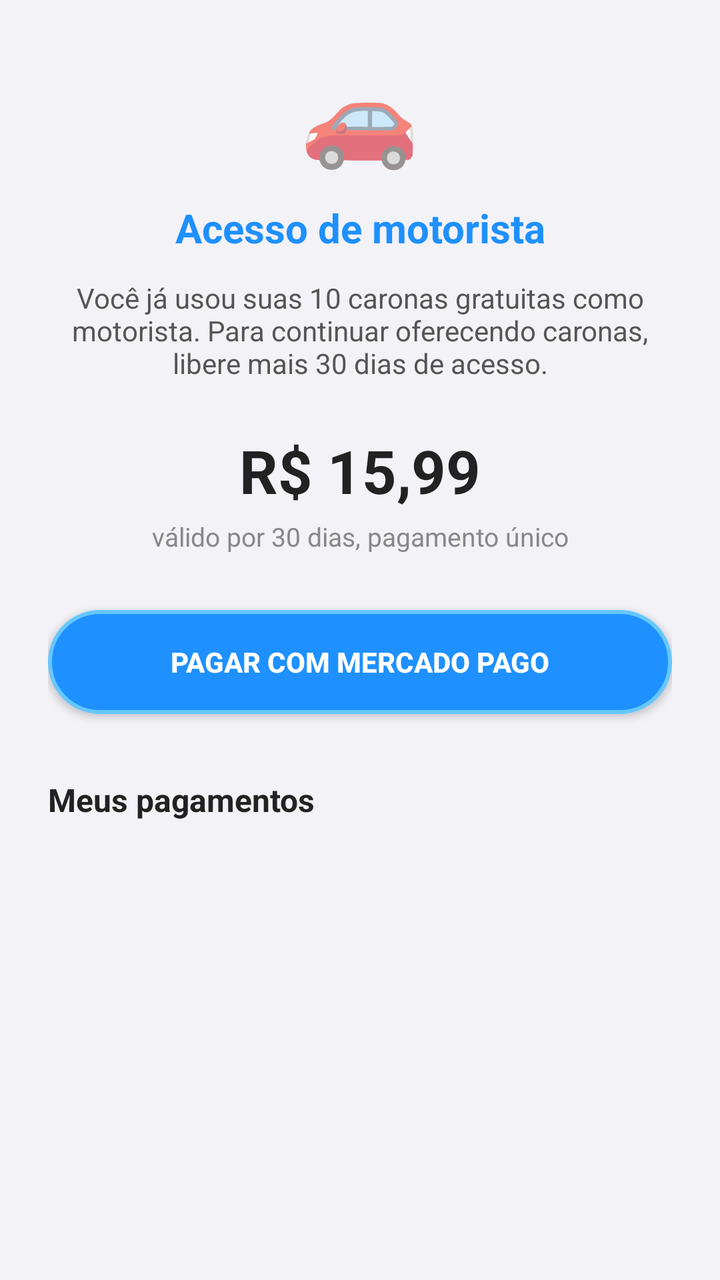
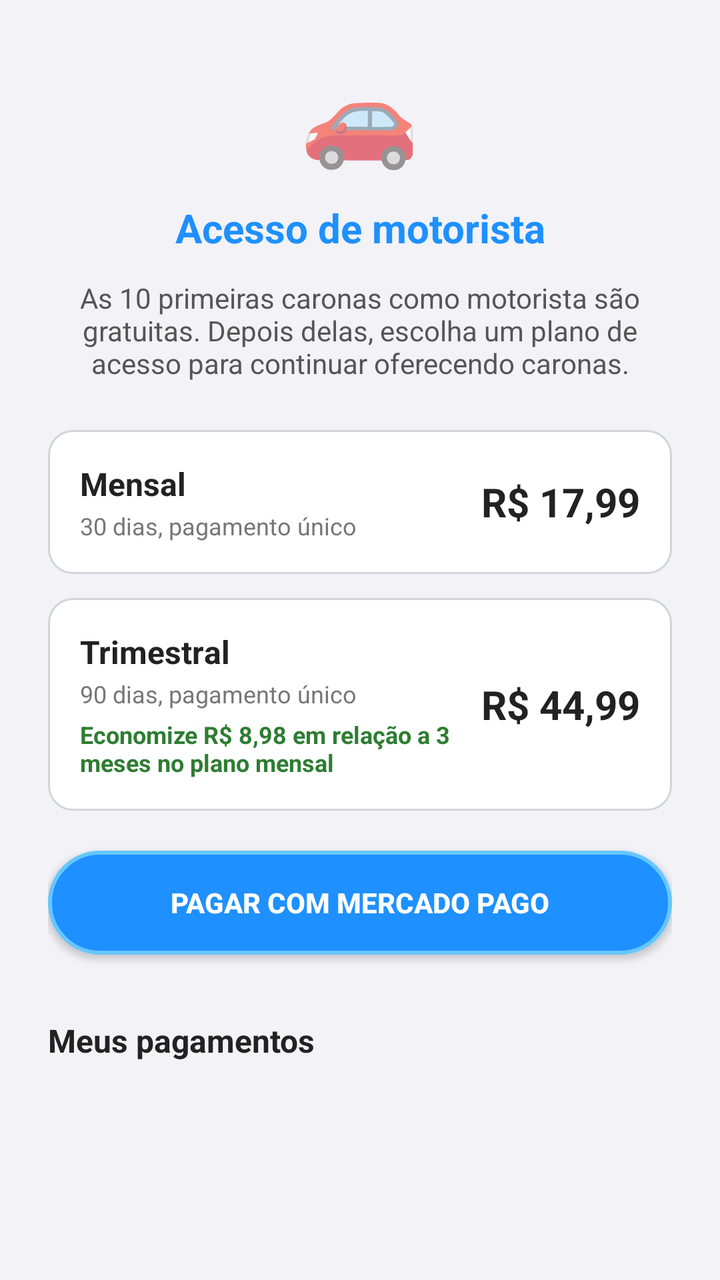

Two renders of the same Android screen: before a commit and after it. Below are the layout's source before the change and the commit's diff.
<!-- AndroidManifest.xml: application theme Theme.Caronas -->
<!-- res/layout/activity_assinatura_motorista.xml -->
<?xml version="1.0" encoding="utf-8"?>
<ScrollView xmlns:android="http://schemas.android.com/apk/res/android"
    android:layout_width="match_parent"
    android:layout_height="match_parent"
    android:background="@color/fundo_cinza_claro"
    android:fillViewport="true">

<LinearLayout
    android:layout_width="match_parent"
    android:layout_height="wrap_content"
    android:orientation="vertical"
    android:padding="24dp"
    android:gravity="center_horizontal">

    <TextView
        android:layout_width="wrap_content"
        android:layout_height="wrap_content"
        android:text="🚗"
        android:textSize="48sp"
        android:gravity="center"
        android:layout_marginBottom="12dp" />

    <TextView
        android:layout_width="match_parent"
        android:layout_height="wrap_content"
        android:text="@string/assinatura_motorista_titulo"
        android:textColor="@color/azul_neon"
        android:textSize="20sp"
        android:textStyle="bold"
        android:gravity="center"
        android:layout_marginBottom="12dp" />

    <TextView
        android:layout_width="match_parent"
        android:layout_height="wrap_content"
        android:text="@string/assinatura_motorista_explicacao"
        android:textColor="#555555"
        android:textSize="14sp"
        android:gravity="center"
        android:layout_marginBottom="24dp" />

    <TextView
        android:layout_width="wrap_content"
        android:layout_height="wrap_content"
        android:text="@string/assinatura_motorista_preco"
        android:textColor="#222222"
        android:textSize="30sp"
        android:textStyle="bold"
        android:gravity="center"
        android:layout_marginBottom="4dp" />

    <TextView
        android:layout_width="wrap_content"
        android:layout_height="wrap_content"
        android:text="@string/assinatura_motorista_prazo"
        android:textColor="#888888"
        android:textSize="13sp"
        android:gravity="center"
        android:layout_marginBottom="28dp" />

    <Button
        android:id="@+id/btnPagarAssinaturaMotorista"
        android:layout_width="match_parent"
        android:layout_height="52dp"
        android:text="@string/assinatura_motorista_botao_pagar"
        android:textColor="#FFFFFF"
        android:textStyle="bold"
        android:background="@drawable/botao_azul_neon" />

    
    <TextView
        android:id="@+id/tvAvisoRenovacaoMotorista"
        android:layout_width="match_parent"
        android:layout_height="wrap_content"
        android:layout_marginTop="10dp"
        android:textColor="#B26A00"
        android:textSize="13sp"
        android:gravity="center"
        android:visibility="gone" />

    <LinearLayout
        android:id="@+id/layoutAguardandoConfirmacaoMotorista"
        android:layout_width="match_parent"
        android:layout_height="wrap_content"
        android:orientation="vertical"
        android:gravity="center"
        android:layout_marginTop="24dp"
        android:visibility="gone">

        <ProgressBar
            android:layout_width="wrap_content"
            android:layout_height="wrap_content"
            android:layout_marginBottom="12dp" />

        <TextView
            android:layout_width="match_parent"
            android:layout_height="wrap_content"
            android:text="@string/assinatura_motorista_aguardando"
            android:textColor="#555555"
            android:textSize="13sp"
            android:gravity="center" />

    </LinearLayout>

    
    <TextView
        android:layout_width="match_parent"
        android:layout_height="wrap_content"
        android:layout_marginTop="32dp"
        android:layout_marginBottom="10dp"
        android:text="@string/assinatura_motorista_meus_pagamentos"
        android:textColor="#222222"
        android:textSize="16sp"
        android:textStyle="bold" />

    <TextView
        android:id="@+id/tvSemPagamentosMotorista"
        android:layout_width="match_parent"
        android:layout_height="wrap_content"
        android:text="@string/assinatura_motorista_sem_pagamentos"
        android:textColor="#888888"
        android:textSize="13sp"
        android:visibility="gone" />

    <LinearLayout
        android:id="@+id/containerMeusPagamentosMotorista"
        android:layout_width="match_parent"
        android:layout_height="wrap_content"
        android:orientation="vertical" />

</LinearLayout>

</ScrollView>
<!-- resources referenced by this layout -->
<resources>
  <color name="azul_neon">#1E90FF</color>
  <color name="fundo_cinza_claro">#F2F2F7</color>
  <!-- drawable botao_azul_neon (drawable) -->
  <?xml version="1.0" encoding="utf-8"?>
  <shape xmlns:android="http://schemas.android.com/apk/res/android">
      <solid android:color="#1E90FF" />
      <corners android:radius="25dp" />
      <stroke android:width="2dp" android:color="#66C7FF" />
      <padding android:left="16dp" android:right="16dp" android:top="12dp" android:bottom="12dp" />
  </shape>
  <string name="assinatura_motorista_aguardando">Aguardando confirmação do pagamento…</string>
  <string name="assinatura_motorista_botao_pagar">Pagar com Mercado Pago</string>
  <string name="assinatura_motorista_explicacao">Você já usou suas 10 caronas gratuitas como motorista. Para continuar oferecendo caronas, libere mais 30 dias de acesso.</string>
  <string name="assinatura_motorista_meus_pagamentos">Meus pagamentos</string>
  <string name="assinatura_motorista_prazo">válido por 30 dias, pagamento único</string>
  <string name="assinatura_motorista_preco">R$ 15,99</string>
  <string name="assinatura_motorista_sem_pagamentos">Você ainda não fez nenhum pagamento.</string>
  <string name="assinatura_motorista_titulo">Acesso de motorista</string>
  <style name="Theme.Caronas" parent="Theme.MaterialComponents.DayNight.NoActionBar">
          <item name="colorPrimary">@color/azul_neon</item>
          <item name="colorPrimaryVariant">@color/azul_neon_escuro</item>
          <item name="colorOnPrimary">@color/white</item>
          <item name="colorSecondary">@color/azul_neon</item>
          <item name="colorSecondaryVariant">@color/azul_neon_escuro</item>
          <item name="colorOnSecondary">@color/white</item>
          <item name="android:statusBarColor">@color/fundo_escuro</item>
          <item name="android:windowBackground">@color/fundo_escuro</item>
      </style>
  <color name="azul_neon_escuro">#0D47A1</color>
  <color name="white">#FFFFFFFF</color>
  <color name="fundo_escuro">#0A0E1A</color>
</resources>

<!-- the commit's change to res/layout/activity_assinatura_motorista.xml (unified diff, before → after) -->
@@ -39,24 +39,108 @@
         android:gravity="center"
         android:layout_marginBottom="24dp" />
 
-    <TextView
-        android:layout_width="wrap_content"
-        android:layout_height="wrap_content"
-        android:text="@string/assinatura_motorista_preco"
-        android:textColor="#222222"
-        android:textSize="30sp"
-        android:textStyle="bold"
-        android:gravity="center"
-        android:layout_marginBottom="4dp" />
-
-    <TextView
-        android:layout_width="wrap_content"
-        android:layout_height="wrap_content"
-        android:text="@string/assinatura_motorista_prazo"
-        android:textColor="#888888"
-        android:textSize="13sp"
-        android:gravity="center"
-        android:layout_marginBottom="28dp" />
+    <LinearLayout
+        android:id="@+id/cardPlanoMensal"
+        android:layout_width="match_parent"
+        android:layout_height="wrap_content"
+        android:orientation="horizontal"
+        android:gravity="center_vertical"
+        android:background="@drawable/bg_plano_motorista"
+        android:padding="16dp"
+        android:layout_marginBottom="12dp"
+        android:clickable="true"
+        android:focusable="true">
+
+        <LinearLayout
+            android:layout_width="0dp"
+            android:layout_height="wrap_content"
+            android:layout_weight="1"
+            android:orientation="vertical">
+
+            <TextView
+                android:layout_width="match_parent"
+                android:layout_height="wrap_content"
+                android:text="@string/plano_motorista_mensal_titulo"
+                android:textColor="#222222"
+                android:textSize="16sp"
+                android:textStyle="bold" />
+
+            <TextView
+                android:layout_width="match_parent"
+                android:layout_height="wrap_content"
+                android:layout_marginTop="2dp"
+                android:text="@string/plano_motorista_mensal_prazo"
+                android:textColor="#777777"
+                android:textSize="12sp" />
+
+        </LinearLayout>
+
+        <TextView
+            android:layout_width="wrap_content"
+            android:layout_height="wrap_content"
+            android:layout_marginStart="12dp"
+            android:text="@string/plano_motorista_mensal_preco"
+            android:textColor="#222222"
+            android:textSize="20sp"
+            android:textStyle="bold" />
+
+    </LinearLayout>
+
+    <LinearLayout
+        android:id="@+id/cardPlanoTrimestral"
+        android:layout_width="match_parent"
+        android:layout_height="wrap_content"
+        android:orientation="horizontal"
+        android:gravity="center_vertical"
+        android:background="@drawable/bg_plano_motorista"
+        android:padding="16dp"
+        android:layout_marginBottom="20dp"
+        android:clickable="true"
+        android:focusable="true">
+
+        <LinearLayout
+            android:layout_width="0dp"
+            android:layout_height="wrap_content"
+            android:layout_weight="1"
+            android:orientation="vertical">
+
+            <TextView
+                android:layout_width="match_parent"
+                android:layout_height="wrap_content"
+                android:text="@string/plano_motorista_trimestral_titulo"
+                android:textColor="#222222"
+                android:textSize="16sp"
+                android:textStyle="bold" />
+
+            <TextView
+                android:layout_width="match_parent"
+                android:layout_height="wrap_content"
+                android:layout_marginTop="2dp"
+                android:text="@string/plano_motorista_trimestral_prazo"
+                android:textColor="#777777"
+                android:textSize="12sp" />
+
+            <TextView
+                android:layout_width="match_parent"
+                android:layout_height="wrap_content"
+                android:layout_marginTop="4dp"
+                android:text="@string/plano_motorista_trimestral_economia"
+                android:textColor="#2E7D32"
+                android:textSize="12sp"
+                android:textStyle="bold" />
+
+        </LinearLayout>
+
+        <TextView
+            android:layout_width="wrap_content"
+            android:layout_height="wrap_content"
+            android:layout_marginStart="12dp"
+            android:text="@string/plano_motorista_trimestral_preco"
+            android:textColor="#222222"
+            android:textSize="20sp"
+            android:textStyle="bold" />
+
+    </LinearLayout>
 
     <Button
         android:id="@+id/btnPagarAssinaturaMotorista"
<!-- resource entries referenced after the edit -->
@@ -2,6 +2,24 @@
 <resources>
   <color name="azul_neon">#1E90FF</color>
   <color name="fundo_cinza_claro">#F2F2F7</color>
+  <!-- drawable bg_plano_motorista (drawable) -->
+  <?xml version="1.0" encoding="utf-8"?>
+  <selector xmlns:android="http://schemas.android.com/apk/res/android">
+      <item android:state_selected="true">
+          <shape android:shape="rectangle">
+              <solid android:color="#EAF4FF" />
+              <stroke android:width="2dp" android:color="@color/azul_neon" />
+              <corners android:radius="12dp" />
+          </shape>
+      </item>
+      <item>
+          <shape android:shape="rectangle">
+              <solid android:color="#FFFFFF" />
+              <stroke android:width="1dp" android:color="#D0D5DB" />
+              <corners android:radius="12dp" />
+          </shape>
+      </item>
+  </selector>
   <!-- drawable botao_azul_neon (drawable) -->
   <?xml version="1.0" encoding="utf-8"?>
   <shape xmlns:android="http://schemas.android.com/apk/res/android">
@@ -12,12 +30,17 @@
   </shape>
   <string name="assinatura_motorista_aguardando">Aguardando confirmação do pagamento…</string>
   <string name="assinatura_motorista_botao_pagar">Pagar com Mercado Pago</string>
-  <string name="assinatura_motorista_explicacao">Você já usou suas 10 caronas gratuitas como motorista. Para continuar oferecendo caronas, libere mais 30 dias de acesso.</string>
+  <string name="assinatura_motorista_explicacao">As 10 primeiras caronas como motorista são gratuitas. Depois delas, escolha um plano de acesso para continuar oferecendo caronas.</string>
   <string name="assinatura_motorista_meus_pagamentos">Meus pagamentos</string>
-  <string name="assinatura_motorista_prazo">válido por 30 dias, pagamento único</string>
-  <string name="assinatura_motorista_preco">R$ 15,99</string>
   <string name="assinatura_motorista_sem_pagamentos">Você ainda não fez nenhum pagamento.</string>
   <string name="assinatura_motorista_titulo">Acesso de motorista</string>
+  <string name="plano_motorista_mensal_prazo">30 dias, pagamento único</string>
+  <string name="plano_motorista_mensal_preco">R$ 17,99</string>
+  <string name="plano_motorista_mensal_titulo">Mensal</string>
+  <string name="plano_motorista_trimestral_economia">Economize R$ 8,98 em relação a 3 meses no plano mensal</string>
+  <string name="plano_motorista_trimestral_prazo">90 dias, pagamento único</string>
+  <string name="plano_motorista_trimestral_preco">R$ 44,99</string>
+  <string name="plano_motorista_trimestral_titulo">Trimestral</string>
   <style name="Theme.Caronas" parent="Theme.MaterialComponents.DayNight.NoActionBar">
           <item name="colorPrimary">@color/azul_neon</item>
           <item name="colorPrimaryVariant">@color/azul_neon_escuro</item>
